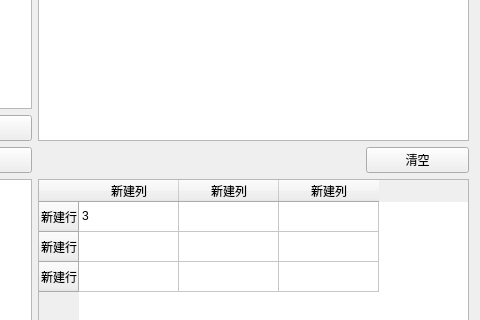
Qt form qtproj/widget.ui (Fboxtt/qt_proj) before a commit; both pictures show x 739 to 1219 and y 307 to 627 of the 1219 by 899 pixel window.
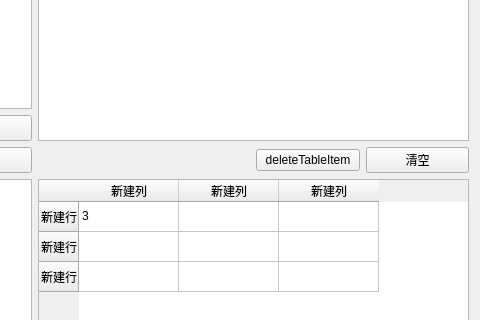
The same form after that commit.

Patch:
```diff
--- a/qtproj/widget.ui
+++ b/qtproj/widget.ui
@@ -290,6 +290,13 @@
      </property>
     </widget>
    </item>
+   <item row="4" column="9">
+    <widget class="QPushButton" name="pushButton_4">
+     <property name="text">
+      <string>deleteTableItem</string>
+     </property>
+    </widget>
+   </item>
   </layout>
  </widget>
  <resources/>
```
